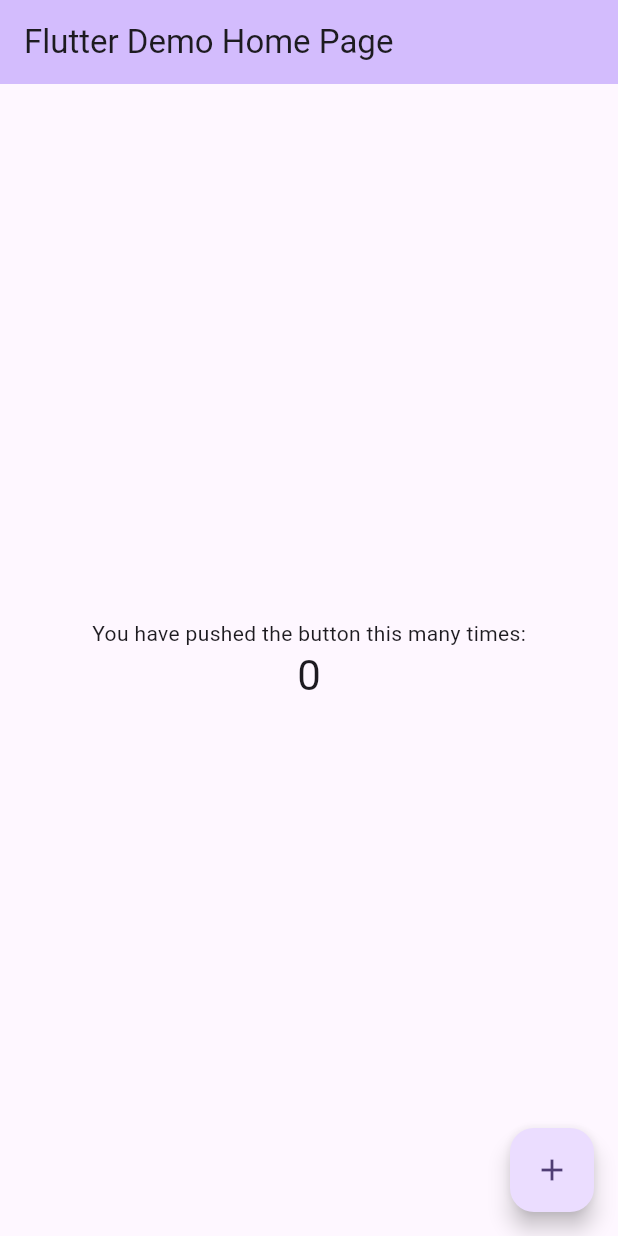
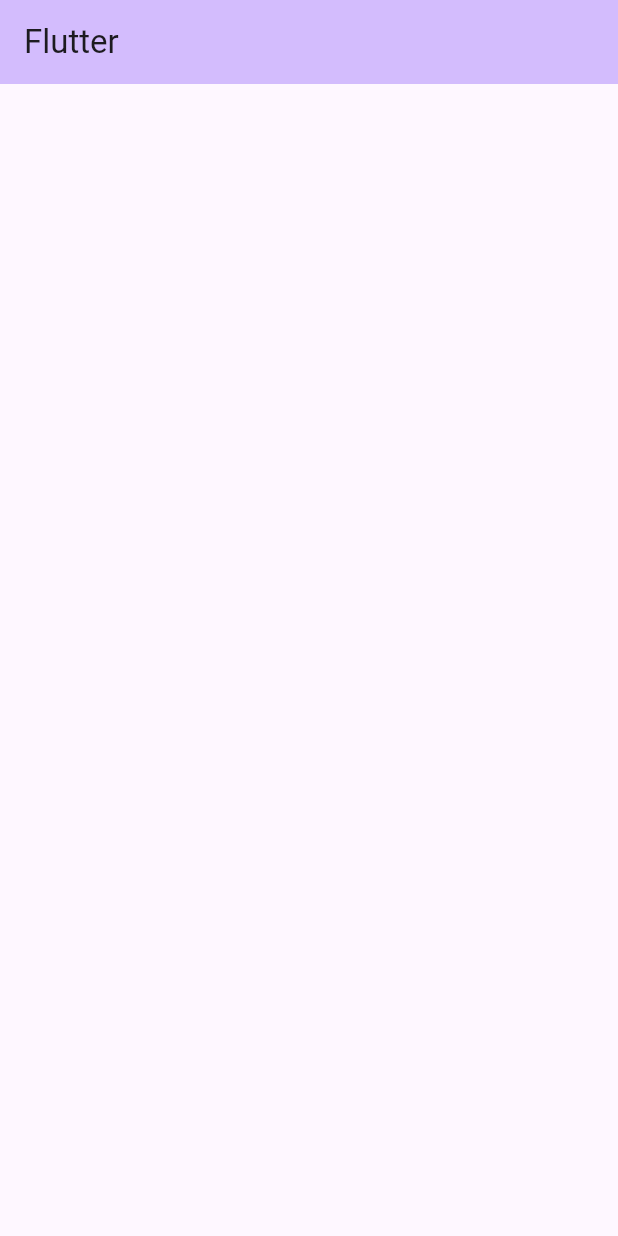
Before and after one commit to shim369/Flutter-Quiz-App, a Flutter app: the screen it shows after launch, on a phone screen of 412 x 824 dp. Run offline on Flutter 3.47's test engine with Material 3 defaults, Android fonts, the phone set to English and light mode, and no system bars.

Commit message:
first commit

```diff
--- a/lib/main.dart
+++ b/lib/main.dart
@@ -13,40 +13,16 @@ class MyApp extends StatelessWidget {
     return MaterialApp(
       title: 'Flutter Demo',
       theme: ThemeData(
-        // This is the theme of your application.
-        //
-        // TRY THIS: Try running your application with "flutter run". You'll see
-        // the application has a blue toolbar. Then, without quitting the app,
-        // try changing the seedColor in the colorScheme below to Colors.green
-        // and then invoke "hot reload" (save your changes or press the "hot
-        // reload" button in a Flutter-supported IDE, or press "r" if you used
-        // the command line to start the app).
-        //
-        // Notice that the counter didn't reset back to zero; the application
-        // state is not lost during the reload. To reset the state, use hot
-        // restart instead.
-        //
-        // This works for code too, not just values: Most code changes can be
-        // tested with just a hot reload.
         colorScheme: ColorScheme.fromSeed(seedColor: Colors.deepPurple),
         useMaterial3: true,
       ),
-      home: const MyHomePage(title: 'Flutter Demo Home Page'),
+      home: const MyHomePage(title: 'Flutter'),
     );
   }
 }
 
 class MyHomePage extends StatefulWidget {
   const MyHomePage({super.key, required this.title});
-
-  // This widget is the home page of your application. It is stateful, meaning
-  // that it has a State object (defined below) that contains fields that affect
-  // how it looks.
-
-  // This class is the configuration for the state. It holds the values (in this
-  // case the title) provided by the parent (in this case the App widget) and
-  // used by the build method of the State. Fields in a Widget subclass are
-  // always marked "final".
 
   final String title;
 
@@ -55,71 +31,14 @@ class MyHomePage extends StatefulWidget {
 }
 
 class _MyHomePageState extends State<MyHomePage> {
-  int _counter = 0;
-
-  void _incrementCounter() {
-    setState(() {
-      // This call to setState tells the Flutter framework that something has
-      // changed in this State, which causes it to rerun the build method below
-      // so that the display can reflect the updated values. If we changed
-      // _counter without calling setState(), then the build method would not be
-      // called again, and so nothing would appear to happen.
-      _counter++;
-    });
-  }
 
   @override
   Widget build(BuildContext context) {
-    // This method is rerun every time setState is called, for instance as done
-    // by the _incrementCounter method above.
-    //
-    // The Flutter framework has been optimized to make rerunning build methods
-    // fast, so that you can just rebuild anything that needs updating rather
-    // than having to individually change instances of widgets.
     return Scaffold(
       appBar: AppBar(
-        // TRY THIS: Try changing the color here to a specific color (to
-        // Colors.amber, perhaps?) and trigger a hot reload to see the AppBar
-        // change color while the other colors stay the same.
         backgroundColor: Theme.of(context).colorScheme.inversePrimary,
-        // Here we take the value from the MyHomePage object that was created by
-        // the App.build method, and use it to set our appbar title.
         title: Text(widget.title),
       ),
-      body: Center(
-        // Center is a layout widget. It takes a single child and positions it
-        // in the middle of the parent.
-        child: Column(
-          // Column is also a layout widget. It takes a list of children and
-          // arranges them vertically. By default, it sizes itself to fit its
-          // children horizontally, and tries to be as tall as its parent.
-          //
-          // Column has various properties to control how it sizes itself and
-          // how it positions its children. Here we use mainAxisAlignment to
-          // center the children vertically; the main axis here is the vertical
-          // axis because Columns are vertical (the cross axis would be
-          // horizontal).
-          //
-          // TRY THIS: Invoke "debug painting" (choose the "Toggle Debug Paint"
-          // action in the IDE, or press "p" in the console), to see the
-          // wireframe for each widget.
-          mainAxisAlignment: MainAxisAlignment.center,
-          children: <Widget>[
-            const Text(
-              'You have pushed the button this many times:',
-            ),
-            Text(
-              '$_counter',
-              style: Theme.of(context).textTheme.headlineMedium,
-            ),
-          ],
-        ),
-      ),
-      floatingActionButton: FloatingActionButton(
-        onPressed: _incrementCounter,
-        tooltip: 'Increment',
-        child: const Icon(Icons.add),
-      ), // This trailing comma makes auto-formatting nicer for build methods.
     );
   }
 }
```
